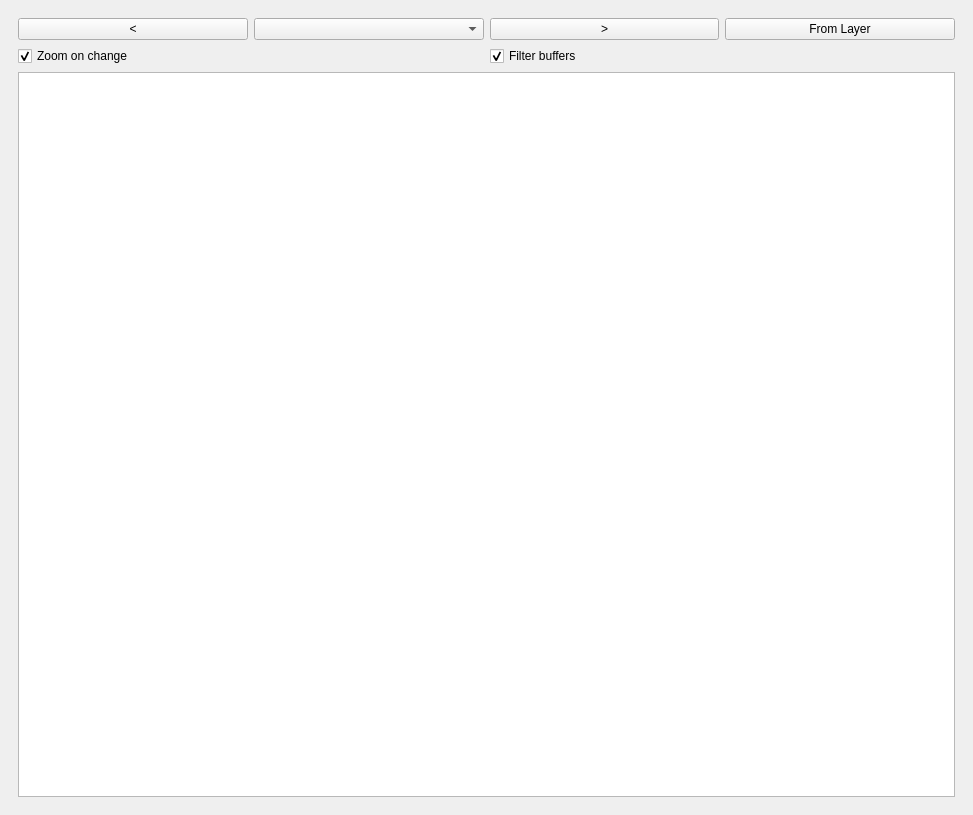
The window that many_to_one_mapper_dockwidget_base.ui (Drew973/many_to_one_mapper) describes before a commit, drawn with Qt 5.
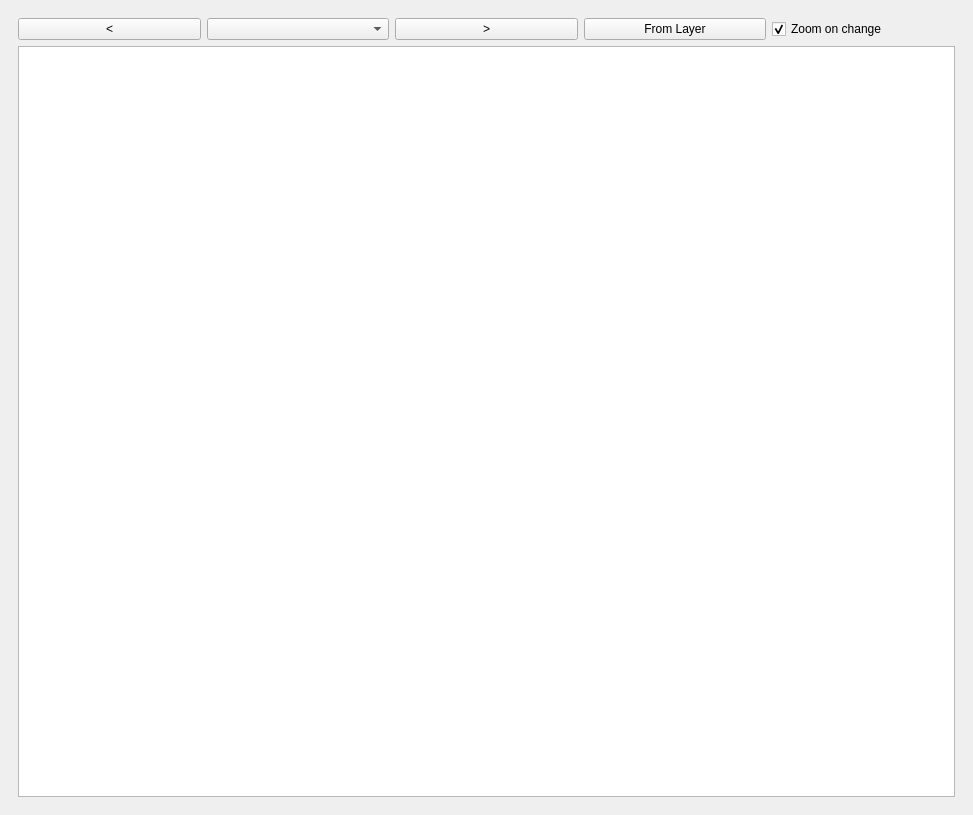
The same window after the commit. Custom widgets are drawn as their Qt base class.

```diff
--- a/many_to_one_mapper_dockwidget_base.ui
+++ b/many_to_one_mapper_dockwidget_base.ui
@@ -57,10 +57,6 @@
            </property>
           </widget>
          </item>
-        </layout>
-       </item>
-       <item>
-        <layout class="QHBoxLayout" name="horizontalLayout_2">
          <item>
           <widget class="QCheckBox" name="zoomBox">
            <property name="toolTip">
@@ -74,19 +70,6 @@
            </property>
           </widget>
          </item>
-         <item>
-          <widget class="QCheckBox" name="filterBuffersBox">
-           <property name="toolTip">
-            <string>&lt;html&gt;&lt;head/&gt;&lt;body&gt;&lt;p&gt;Filter buffers layer on change&lt;/p&gt;&lt;/body&gt;&lt;/html&gt;</string>
-           </property>
-           <property name="text">
-            <string>Filter buffers</string>
-           </property>
-           <property name="checked">
-            <bool>true</bool>
-           </property>
-          </widget>
-         </item>
         </layout>
        </item>
        <item>
```
